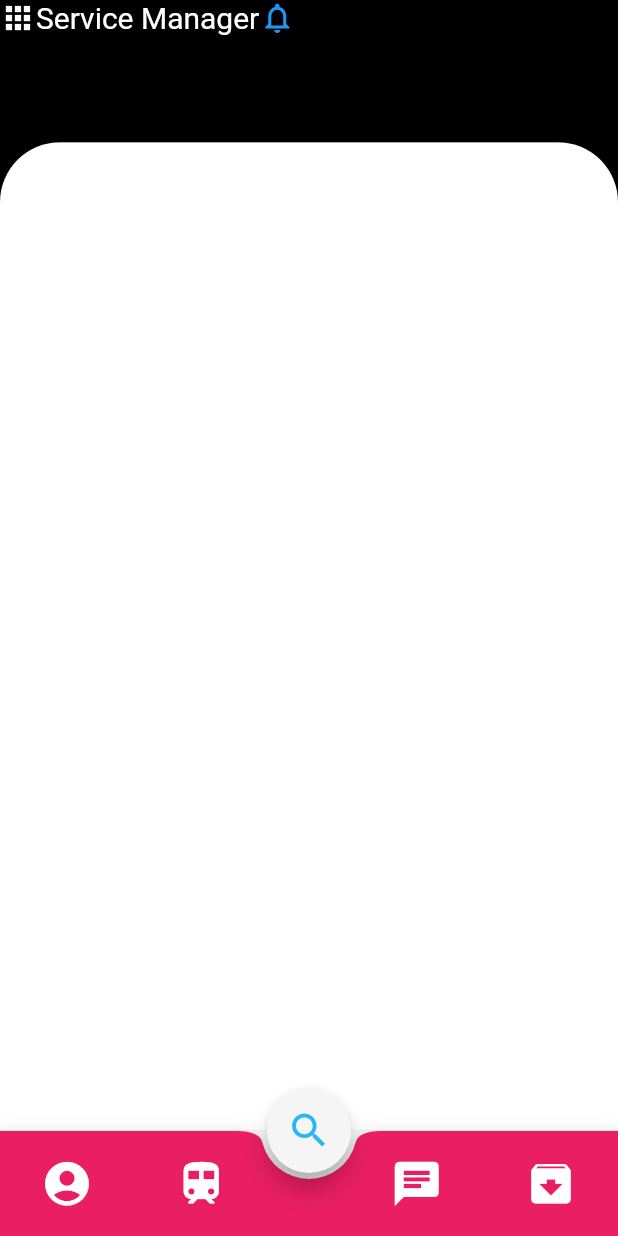
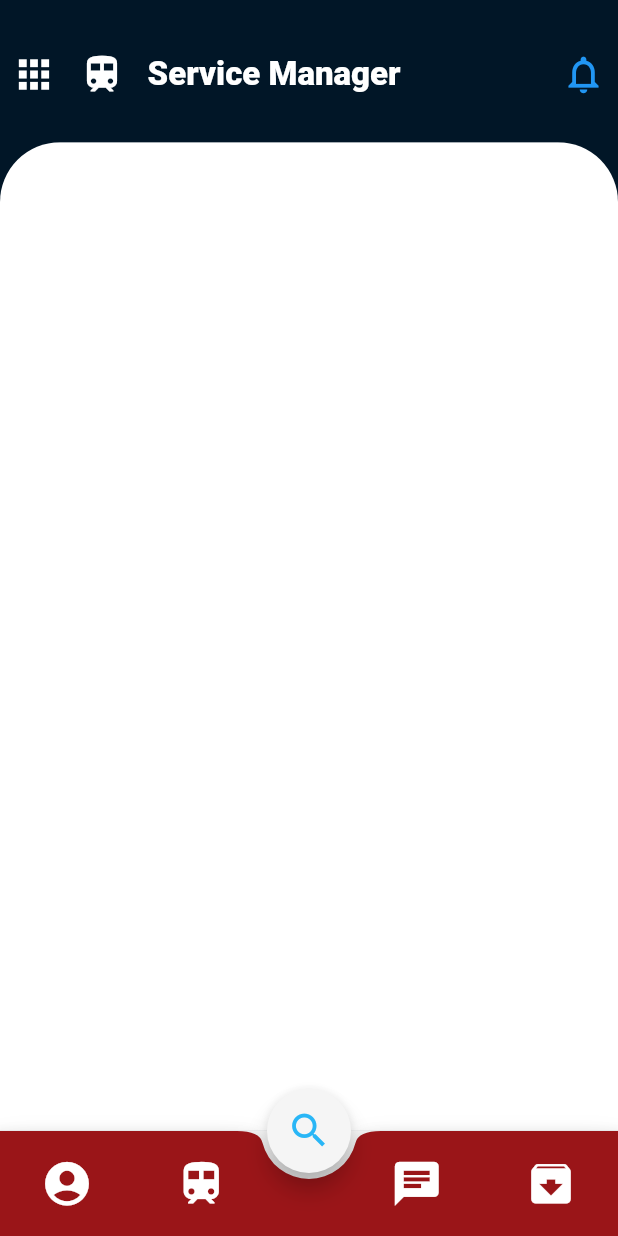
Before and after one commit to Harshal624/Service_Manager_Assessment, a Flutter app: the screen it shows after launch, on a phone screen of 412 x 824 dp. Run offline on Flutter 3.47's test engine with Material 2 defaults, Android fonts, the phone set to English and light mode, and no system bars; our stand-ins replace hexcolor.

Commit message:
Initial commit

```diff
--- a/lib/design.dart
+++ b/lib/design.dart
@@ -1,5 +1,6 @@
 import 'package:flutter/cupertino.dart';
 import 'package:flutter/material.dart';
+import 'package:hexcolor/hexcolor.dart';
 
 class Design extends StatefulWidget {
   @override
@@ -7,6 +8,8 @@ class Design extends StatefulWidget {
 }
 
 class _DesignState extends State<Design> {
+  final String _bottomNavColor = "#FF9A1518";
+  final String _appBarColor = "#FF011627";
   @override
   Widget build(BuildContext context) {
     final size = MediaQuery.of(context).size;
@@ -14,7 +17,7 @@ class _DesignState extends State<Design> {
       body: Stack(
         children: [
           Container(
-            color: Colors.black,
+            color: Hexcolor(_appBarColor),
             width: size.width,
             height: size.height,
             child: Row(
@@ -32,58 +35,30 @@ class _DesignState extends State<Design> {
               borderRadius: BorderRadius.only(
                   topLeft: Radius.circular(40), topRight: Radius.circular(40)),
               child: Container(
-                color: Colors.white,
-                width: size.width,
-                height: size.height * 0.8,
-                child: Column(
-                  children: [
-
-                  ],
-                )
-              ),
+                  color: Colors.white,
+                  width: size.width,
+                  height: size.height * 0.8,
+                  child: Column(
+                    children: [],
+                  )),
             ),
           ),
           Positioned(
               top: 0,
               left: 0,
+              right: 0,
+              height: size.height * 0.12,
               child: SafeArea(
-                  child: Row(
-                children: [
-                  Icon(
-                    Icons.apps,
-                    color: Colors.white,
-                  ),
-                  Text(
-                    "Service Manager",
-                    style: TextStyle(fontSize: 20, color: Colors.white),
-                  ),
-                  Icon(
-                    Icons.notifications_none,
-                    color: Colors.blue,
-                  ),
-                ],
-              )))
+                child: _Custom_appbar(),
+              ))
         ],
       ),
       bottomNavigationBar: BottomAppBar(
         shape: CircularNotchedRectangle(),
-        color: Colors.pink,
+        color: Hexcolor(_bottomNavColor),
         child: Container(
           height: size.height * 0.085,
-          child: Row(
-            mainAxisAlignment: MainAxisAlignment.spaceAround,
-            children: [
-              Icon(
-                Icons.account_circle,
-                size: 35,
-                color: Colors.white,
-              ),
-              Icon(Icons.train, size: 35, color: Colors.white),
-              SizedBox.shrink(),
-              Icon(Icons.chat, size: 35, color: Colors.white),
-              Icon(Icons.archive, size: 35, color: Colors.white)
-            ],
-          ),
+          child: _Bottomnav_icons(),
         ),
       ),
       floatingActionButton: FloatingActionButton(
@@ -99,3 +74,73 @@ class _DesignState extends State<Design> {
     );
   }
 }
+
+class _Bottomnav_icons extends StatelessWidget {
+  @override
+  Widget build(BuildContext context) {
+    return Row(
+      mainAxisAlignment: MainAxisAlignment.spaceAround,
+      children: [
+        Icon(
+          Icons.account_circle,
+          size: 35,
+          color: Colors.white,
+        ),
+        Icon(Icons.train, size: 35, color: Colors.white),
+        SizedBox.shrink(),
+        Icon(Icons.chat, size: 35, color: Colors.white),
+        Icon(Icons.archive, size: 35, color: Colors.white)
+      ],
+    );
+  }
+}
+
+class _Custom_appbar extends StatelessWidget {
+  @override
+  Widget build(BuildContext context) {
+    return Row(
+      children: [
+        Expanded(
+          flex: 2,
+          child: Row(
+            mainAxisAlignment: MainAxisAlignment.spaceAround,
+            children: [
+              Icon(
+                Icons.apps,
+                color: Colors.white,
+                size: 30,
+              ),
+              Icon(
+                Icons.train,
+                color: Colors.white,
+                size: 30,
+              ),
+              Text(
+                "Service Manager",
+                style: TextStyle(
+                  fontSize: 22,
+                  color: Colors.white,
+                  fontFamily: 'Roboto'
+                ),
+              ),
+            ],
+          ),
+        ),
+        Expanded(
+          flex: 1,
+          child: Align(
+            alignment: Alignment.centerRight,
+            child: Padding(
+              padding: const EdgeInsets.only(right: 8),
+              child: Icon(
+                Icons.notifications_none,
+                color: Colors.blue,
+                size: 30,
+              ),
+            ),
+          ),
+        ),
+      ],
+    );
+  }
+}
```
Also changed, not shown: pubspec.yaml (+6 -46 lines), fonts/Roboto.ttf (added), pubspec.lock.
